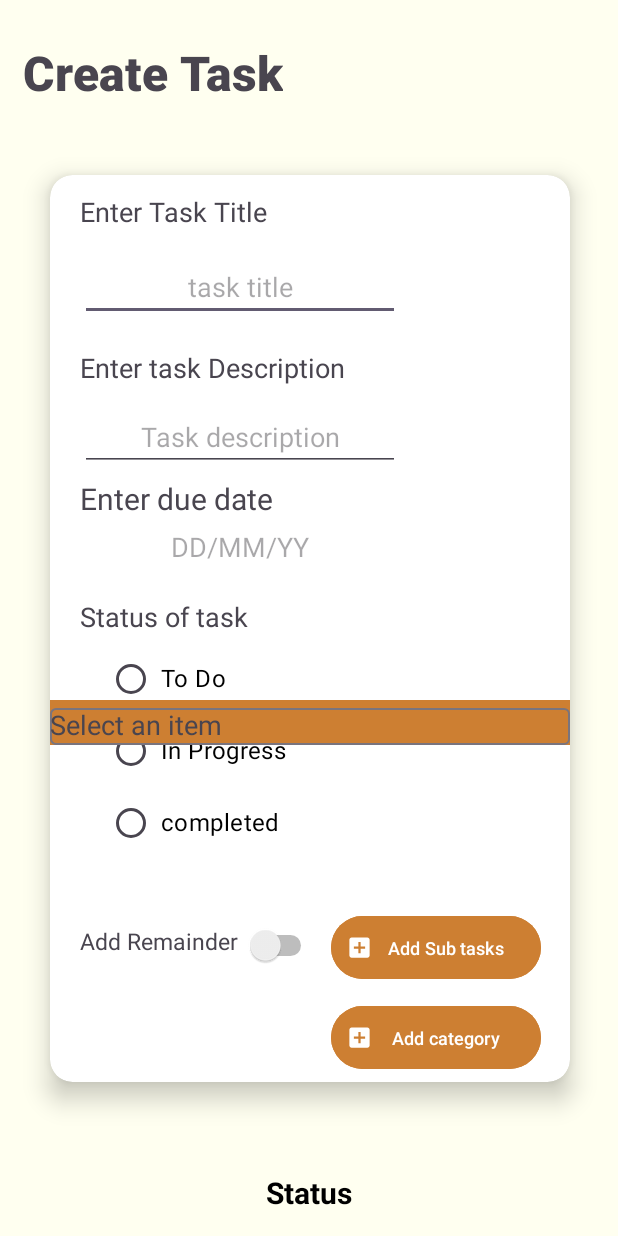
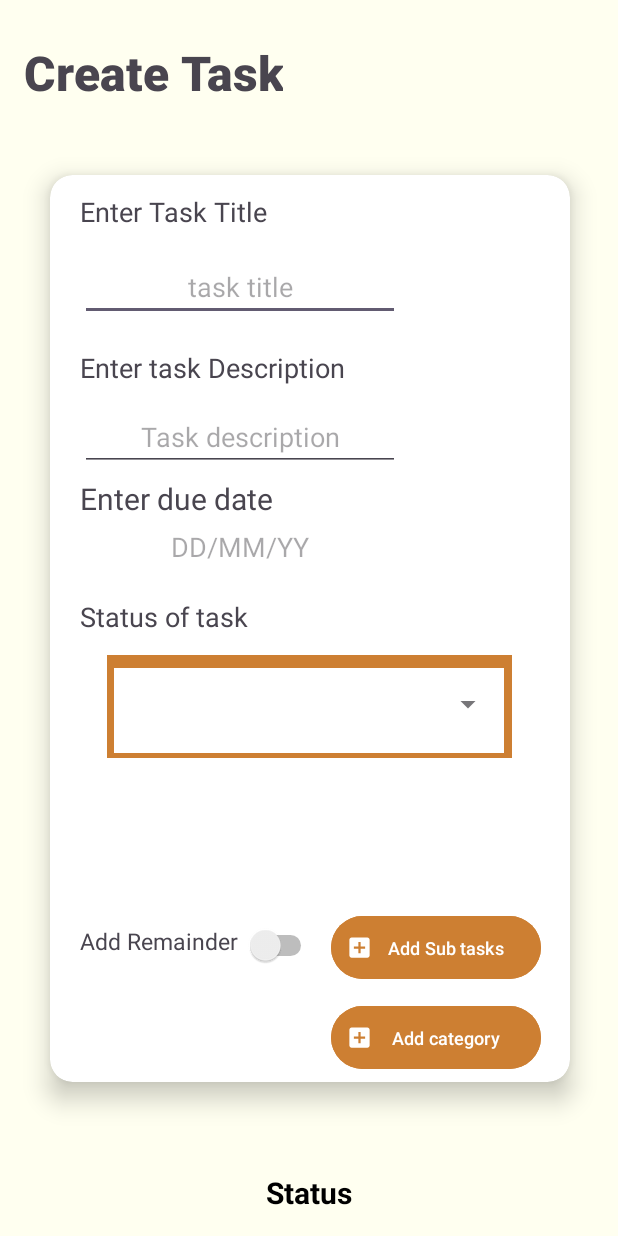
Before and after one commit to singhaditi2004/Task-Manager, an Android app: the create screen opened directly, with no data from a screen before it, on a phone screen of 412 x 824 dp. Run offline under Robolectric (Android 15) with nearby library versions, the phone set to English and light mode, and no system bars; Roboto replaces fonts that are not available here.

Commit message:
dropdown added

```diff
--- a/app/build.gradle.kts
+++ b/app/build.gradle.kts
@@ -48,5 +48,5 @@ dependencies {
     implementation ("com.google.firebase:firebase-auth:21.0.1")
     implementation ("com.google.firebase:firebase-database:20.0.1")
     implementation(platform("com.google.firebase:firebase-bom:33.0.0"))
-
+    implementation ("com.google.android.material:material:1.4.0")
 }
--- a/app/src/main/java/com/example/taskmanager/create.java
+++ b/app/src/main/java/com/example/taskmanager/create.java
@@ -20,7 +20,11 @@ import androidx.core.view.WindowInsetsCompat;
 import androidx.fragment.app.FragmentManager;
 import androidx.fragment.app.FragmentTransaction;
 
+import com.google.android.material.textfield.TextInputLayout;
+
+import java.util.Arrays;
 import java.util.Calendar;
+import java.util.List;
 import java.util.Locale;
 
 public class create extends AppCompatActivity {
@@ -54,6 +58,19 @@ public class create extends AppCompatActivity {
                         .commit();
             }
         });
+        List<String> items = Arrays.asList("Material", "Design", "Components", "Android");
+
+        // Find the TextInputLayout
+        TextInputLayout textField = findViewById(R.id.dropdown);
+
+        // Create an ArrayAdapter with the list of items
+        ArrayAdapter<String> adapter = new ArrayAdapter<>(this, R.layout.list_item, items);
+
+        // Get the AutoCompleteTextView from the TextInputLayout and set the adapter
+        AutoCompleteTextView autoCompleteTextView = (AutoCompleteTextView) textField.getEditText();
+        if (autoCompleteTextView != null) {
+            autoCompleteTextView.setAdapter(adapter);
+        }
         category=findViewById(R.id.category);
         category.setOnClickListener(new View.OnClickListener() {
             @Override
@@ -69,10 +86,6 @@ public class create extends AppCompatActivity {
                 transaction.commit();
             }
         });
-        String[] dropdownItems = {"Item 1", "Item 2", "Item 3", "Item 4", "Item 5"};
-        AutoCompleteTextView autoCompleteTextView = findViewById(R.id.autoCompleteTextView);
-        ArrayAdapter<String> adapter = new ArrayAdapter<>(this, android.R.layout.simple_dropdown_item_1line, dropdownItems);
-        autoCompleteTextView.setAdapter(adapter);
 
 
         date=findViewById(R.id.due);
--- a/app/src/main/res/layout/activity_create.xml
+++ b/app/src/main/res/layout/activity_create.xml
@@ -29,12 +29,14 @@
         android:textFontWeight="900"
         android:textSize="32sp"
         android:layout_marginBottom="35dp"
+        android:textAlignment="center"
         app:layout_constraintBottom_toBottomOf="parent"
         app:layout_constraintEnd_toEndOf="parent"
         app:layout_constraintHorizontal_bias="0.063"
         app:layout_constraintStart_toStartOf="parent"
         app:layout_constraintTop_toTopOf="parent"
-        app:layout_constraintVertical_bias="0.036" />
+        app:layout_constraintVertical_bias="0.036"
+       />
 
     <androidx.cardview.widget.CardView
         android:id="@+id/cardViewdonor"
@@ -73,7 +75,8 @@
             android:ems="10"
             android:gravity="center"
             android:hint="task title"
-            android:inputType="text" />
+            android:inputType="text"
+            />
 
         <TextView
             android:id="@+id/taskdesc"
@@ -123,65 +126,24 @@
             android:layout_marginTop="282dp"
             android:text="Status of task"
             android:textSize="18sp" />
-        <RadioGroup
-            android:id="@+id/idRadioGroup"
-            android:layout_width="wrap_content"
-            android:layout_height="wrap_content"
-            android:gravity="center">
-
-            <RadioButton
-                android:id="@+id/todo"
-                android:layout_width="150dp"
-                android:layout_height="wrap_content"
-                android:layout_marginStart="25dp"
-                android:layout_marginTop="320dp"
-                android:gravity="start"
-                android:padding="4dp"
-                android:text="@string/to_do"
-                android:textColor="@color/black"
-                android:textSize="16sp" />
-
-            <RadioButton
-                android:id="@+id/progress"
-                android:layout_width="150dp"
-                android:layout_height="wrap_content"
-                android:layout_marginStart="25dp"
-                android:gravity="start"
-                android:padding="4dp"
-                android:text="@string/in_progress"
-                android:textColor="@color/black"
-                android:textSize="16sp" />
-
-            <RadioButton
-                android:id="@+id/completed"
-                android:layout_width="150dp"
-                android:layout_height="wrap_content"
-                android:layout_marginStart="25dp"
-                android:gravity="start"
-                android:padding="4dp"
-                android:text="@string/completed"
-                android:textColor="@color/black"
-                android:textSize="16sp" />
 
 
-        </RadioGroup>
-
         <com.google.android.material.textfield.TextInputLayout
-            android:id="@+id/textInputLayout"
-            android:layout_width="match_parent"
+            android:id="@+id/dropdown"
+            style="@style/Widget.MaterialComponents.TextInputLayout.OutlinedBox.ExposedDropdownMenu"
+            android:layout_width="270dp"
             android:layout_height="wrap_content"
             android:background="@color/brown"
-            android:layout_marginTop="350dp"
-            app:layout_constraintTop_toBottomOf="@id/fragment_container"
-            app:layout_constraintStart_toStartOf="parent"
-            app:layout_constraintEnd_toEndOf="parent">
+            android:layout_marginTop="320dp"
+            android:layout_gravity="center_horizontal"
+            android:padding="3dp">
 
             <AutoCompleteTextView
-                android:id="@+id/autoCompleteTextView"
-
-                android:layout_width="match_parent"
+                android:background="@color/white"
+                android:layout_width="260dp"
+                android:layout_gravity="center"
                 android:layout_height="wrap_content"
-                android:hint="Select an item" />
+                android:inputType="none"/>
 
         </com.google.android.material.textfield.TextInputLayout>
 
--- /dev/null
+++ b/app/src/main/res/layout/list_item.xml
@@ -0,0 +1,9 @@
+<TextView
+    xmlns:android="http://schemas.android.com/apk/res/android"
+    android:layout_width="match_parent"
+    android:layout_height="wrap_content"
+    android:padding="16dp"
+    android:ellipsize="end"
+    android:maxLines="1"
+    android:textAppearance="?attr/textAppearanceSubtitle1"
+    />
```
Also changed, not shown: 1 other file.
